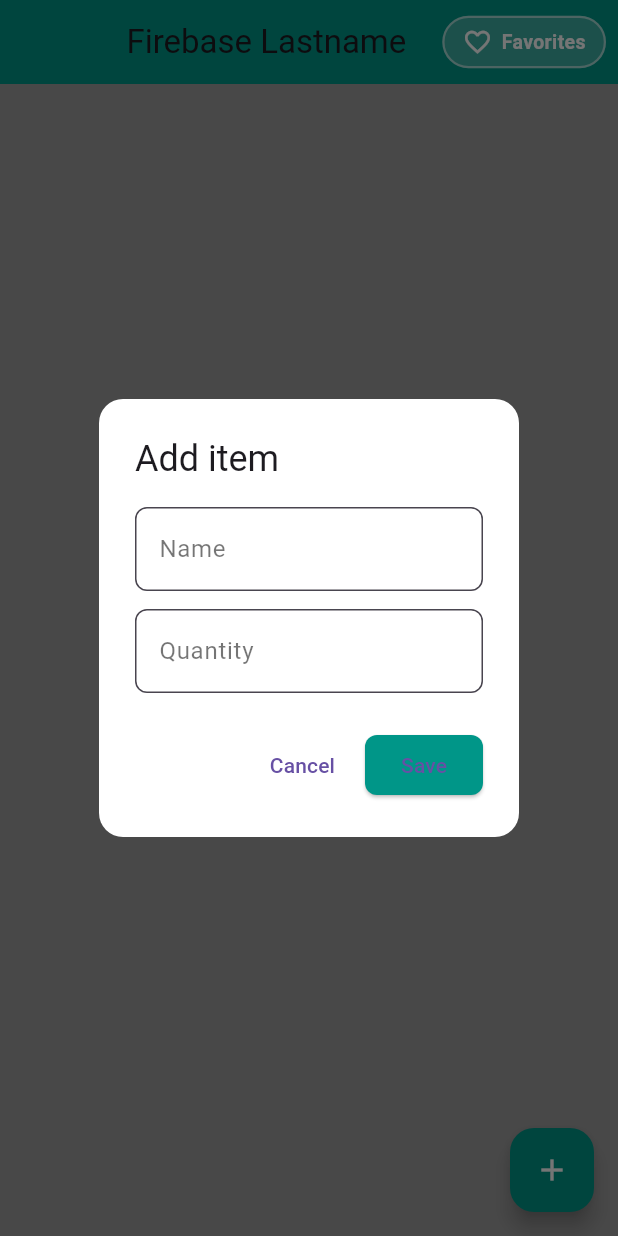
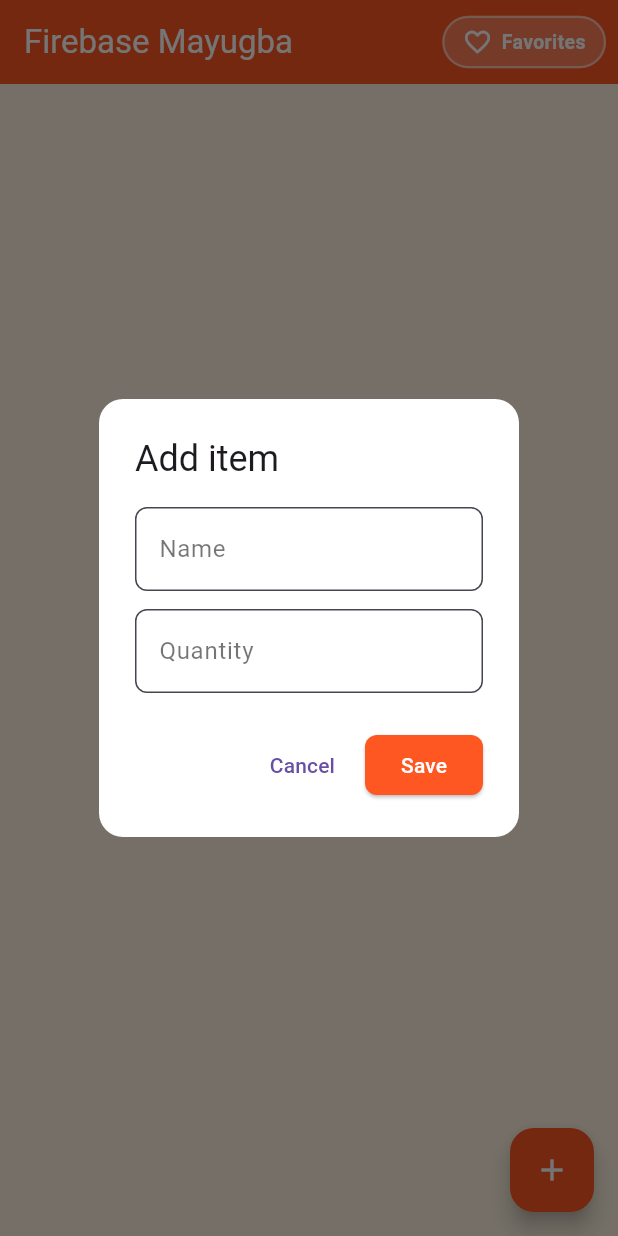
Before and after one commit to sevthurr/firebase_crud, a Flutter app: the screen it shows after launch, after a tap on the "add" icon, on a phone screen of 412 x 824 dp. Run offline on Flutter 3.47's test engine with Material 3 defaults, Android fonts, the phone set to English and light mode, and no system bars; our stand-ins replace cloud_firestore, firebase_core; accounts and stored records are empty.

Commit message:
Finalized task_10

```diff
--- a/lib/home_page.dart
+++ b/lib/home_page.dart
@@ -25,11 +25,12 @@ class _HomePageState extends State<HomePage> {
   @override
   Widget build(BuildContext context) {
     return Scaffold(
-      backgroundColor: Colors.grey,
+      backgroundColor: Colors.orange[50],
       appBar: AppBar(
-        title: const Text('Firebase Lastname'),
-        centerTitle: true,
-        backgroundColor: Colors.teal,
+        title: const Text('Firebase Mayugba',
+          style: TextStyle(color: Colors.white)),
+        centerTitle: false,
+        backgroundColor: Colors.deepOrange,
         actions: [
           Padding(
             padding: const EdgeInsets.all(8.0),
@@ -74,7 +75,7 @@ class _HomePageState extends State<HomePage> {
         ],
       ),
       floatingActionButton: FloatingActionButton(
-        backgroundColor: Colors.teal,
+        backgroundColor: Colors.deepOrange,
         child: const Icon(Icons.add, color: Colors.white),
         onPressed: () => openAddDialog(context),
       ),
@@ -227,7 +228,8 @@ class _HomePageState extends State<HomePage> {
           ),
           ElevatedButton(
             style: ElevatedButton.styleFrom(
-              backgroundColor: Colors.teal,
+              backgroundColor: Colors.deepOrange,
+              foregroundColor: Colors.white,
               shape: RoundedRectangleBorder(
                 borderRadius: BorderRadius.circular(8),
               ),
--- a/lib/main.dart
+++ b/lib/main.dart
@@ -22,7 +22,7 @@ class MyApp extends StatelessWidget {
       debugShowCheckedModeBanner: false,
       title: 'Firebase CRUD',
       theme: ThemeData(
-        primarySwatch: Colors.teal,
+        primarySwatch: Colors.deepOrange,
       ),
       home: HomePage(),
     );
```
